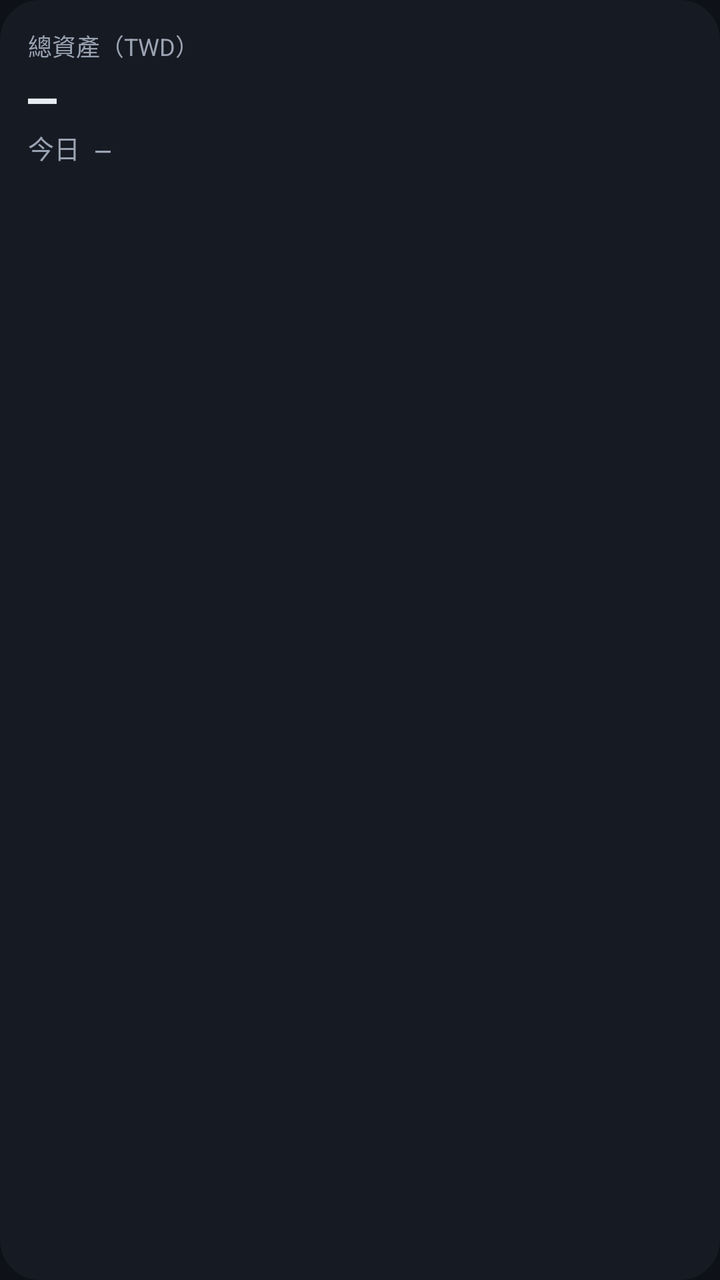
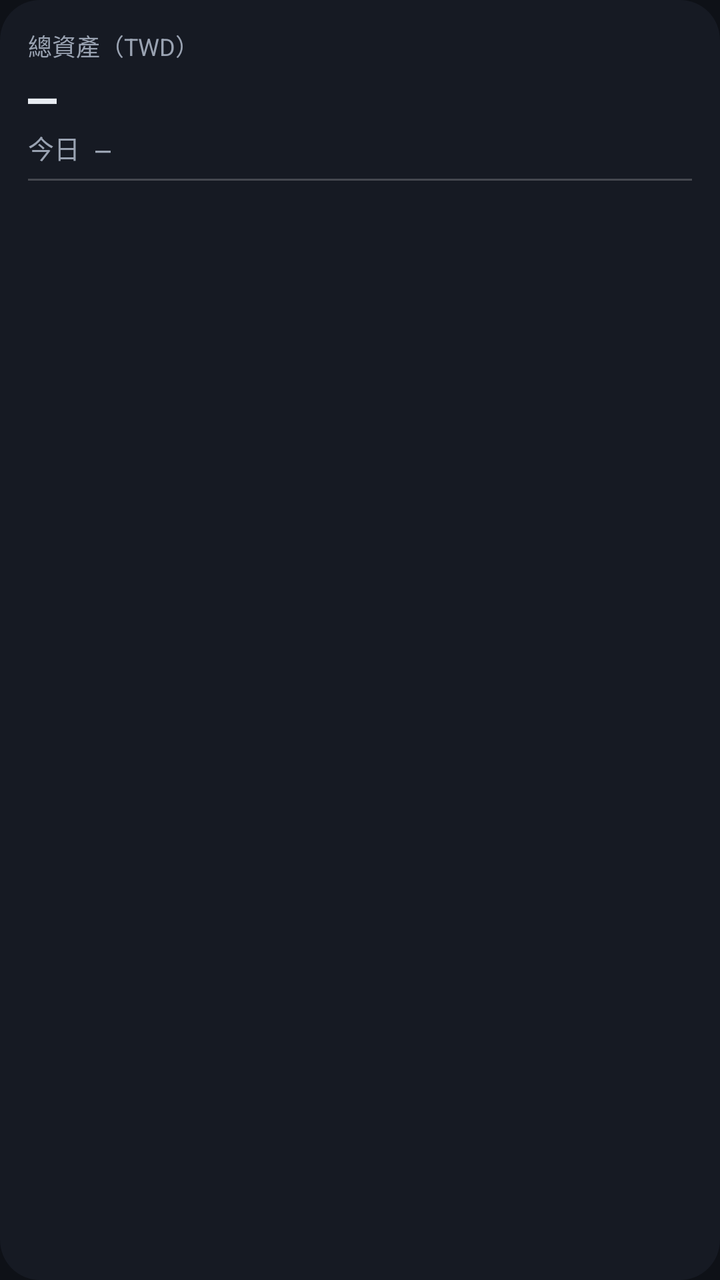

The first picture is an Android layout as it rendered before a commit; the second is the same layout after the commit. The layout source and the unified diff follow.
<!-- AndroidManifest.xml: application theme Theme.ClaudeETF -->
<!-- res/layout/widget_assets.xml -->
<?xml version="1.0" encoding="utf-8"?>
<LinearLayout xmlns:android="http://schemas.android.com/apk/res/android"
    android:id="@+id/widget_root"
    android:layout_width="match_parent"
    android:layout_height="match_parent"
    android:background="@drawable/widget_bg"
    android:orientation="vertical"
    android:padding="14dp">

    <TextView
        android:id="@+id/w_label"
        android:layout_width="wrap_content"
        android:layout_height="wrap_content"
        android:text="總資產（TWD）"
        android:textColor="#9AA3B2"
        android:textSize="12sp" />

    <TextView
        android:id="@+id/w_total"
        android:layout_width="wrap_content"
        android:layout_height="wrap_content"
        android:fontFamily="monospace"
        android:text="—"
        android:textColor="#E8ECF2"
        android:textSize="24sp"
        android:textStyle="bold" />

    <TextView
        android:id="@+id/w_today"
        android:layout_width="wrap_content"
        android:layout_height="wrap_content"
        android:fontFamily="monospace"
        android:text="今日 —"
        android:textColor="#9AA3B2"
        android:textSize="13sp" />

    <TextView
        android:id="@+id/w_time"
        android:layout_width="wrap_content"
        android:layout_height="wrap_content"
        android:layout_marginTop="4dp"
        android:text=""
        android:textColor="#9AA3B2"
        android:textSize="11sp" />
</LinearLayout>
<!-- resources referenced by this layout -->
<resources>
  <!-- drawable widget_bg (drawable) -->
  <?xml version="1.0" encoding="utf-8"?>
  <shape xmlns:android="http://schemas.android.com/apk/res/android" android:shape="rectangle">
      <solid android:color="#F2171B24" />
      <corners android:radius="20dp" />
  </shape>
  <style name="Theme.ClaudeETF" parent="android:Theme.Material.NoActionBar">
          <item name="android:windowBackground">@color/bg</item>
          <item name="android:statusBarColor">@color/bg</item>
          <item name="android:navigationBarColor">@color/bg</item>
      </style>
  <color name="bg">#FF0E1117</color>
</resources>

<!-- the commit's change to res/layout/widget_assets.xml (unified diff, before → after) -->
@@ -34,6 +34,148 @@
         android:textColor="#9AA3B2"
         android:textSize="13sp" />
 
+    <FrameLayout
+        android:layout_width="match_parent"
+        android:layout_height="1dp"
+        android:layout_marginTop="6dp"
+        android:layout_marginBottom="2dp"
+        android:background="#33FFFFFF" />
+
+    <LinearLayout
+        android:id="@+id/w_r1"
+        android:layout_width="match_parent"
+        android:layout_height="wrap_content"
+        android:layout_marginTop="2dp"
+        android:orientation="horizontal">
+
+        <TextView
+            android:id="@+id/w_s1"
+            android:layout_width="0dp"
+            android:layout_height="wrap_content"
+            android:layout_weight="1"
+            android:ellipsize="end"
+            android:maxLines="1"
+            android:textColor="#E8ECF2"
+            android:textSize="12sp" />
+
+        <TextView
+            android:id="@+id/w_p1"
+            android:layout_width="wrap_content"
+            android:layout_height="wrap_content"
+            android:fontFamily="monospace"
+            android:maxLines="1"
+            android:textColor="#9AA3B2"
+            android:textSize="12sp" />
+    </LinearLayout>
+
+    <LinearLayout
+        android:id="@+id/w_r2"
+        android:layout_width="match_parent"
+        android:layout_height="wrap_content"
+        android:layout_marginTop="2dp"
+        android:orientation="horizontal">
+
+        <TextView
+            android:id="@+id/w_s2"
+            android:layout_width="0dp"
+            android:layout_height="wrap_content"
+            android:layout_weight="1"
+            android:ellipsize="end"
+            android:maxLines="1"
+            android:textColor="#E8ECF2"
+            android:textSize="12sp" />
+
+        <TextView
+            android:id="@+id/w_p2"
+            android:layout_width="wrap_content"
+            android:layout_height="wrap_content"
+            android:fontFamily="monospace"
+            android:maxLines="1"
+            android:textColor="#9AA3B2"
+            android:textSize="12sp" />
+    </LinearLayout>
+
+    <LinearLayout
+        android:id="@+id/w_r3"
+        android:layout_width="match_parent"
+        android:layout_height="wrap_content"
+        android:layout_marginTop="2dp"
+        android:orientation="horizontal">
+
+        <TextView
+            android:id="@+id/w_s3"
+            android:layout_width="0dp"
+            android:layout_height="wrap_content"
+            android:layout_weight="1"
+            android:ellipsize="end"
+            android:maxLines="1"
+            android:textColor="#E8ECF2"
+            android:textSize="12sp" />
+
+        <TextView
+            android:id="@+id/w_p3"
+            android:layout_width="wrap_content"
+            android:layout_height="wrap_content"
+            android:fontFamily="monospace"
+            android:maxLines="1"
+            android:textColor="#9AA3B2"
+            android:textSize="12sp" />
+    </LinearLayout>
+
+    <LinearLayout
+        android:id="@+id/w_r4"
+        android:layout_width="match_parent"
+        android:layout_height="wrap_content"
+        android:layout_marginTop="2dp"
+        android:orientation="horizontal">
+
+        <TextView
+            android:id="@+id/w_s4"
+            android:layout_width="0dp"
+            android:layout_height="wrap_content"
+            android:layout_weight="1"
+            android:ellipsize="end"
+            android:maxLines="1"
+            android:textColor="#E8ECF2"
+            android:textSize="12sp" />
+
+        <TextView
+            android:id="@+id/w_p4"
+            android:layout_width="wrap_content"
+            android:layout_height="wrap_content"
+            android:fontFamily="monospace"
+            android:maxLines="1"
+            android:textColor="#9AA3B2"
+            android:textSize="12sp" />
+    </LinearLayout>
+
+    <LinearLayout
+        android:id="@+id/w_r5"
+        android:layout_width="match_parent"
+        android:layout_height="wrap_content"
+        android:layout_marginTop="2dp"
+        android:orientation="horizontal">
+
+        <TextView
+            android:id="@+id/w_s5"
+            android:layout_width="0dp"
+            android:layout_height="wrap_content"
+            android:layout_weight="1"
+            android:ellipsize="end"
+            android:maxLines="1"
+            android:textColor="#E8ECF2"
+            android:textSize="12sp" />
+
+        <TextView
+            android:id="@+id/w_p5"
+            android:layout_width="wrap_content"
+            android:layout_height="wrap_content"
+            android:fontFamily="monospace"
+            android:maxLines="1"
+            android:textColor="#9AA3B2"
+            android:textSize="12sp" />
+    </LinearLayout>
+
     <TextView
         android:id="@+id/w_time"
         android:layout_width="wrap_content"
